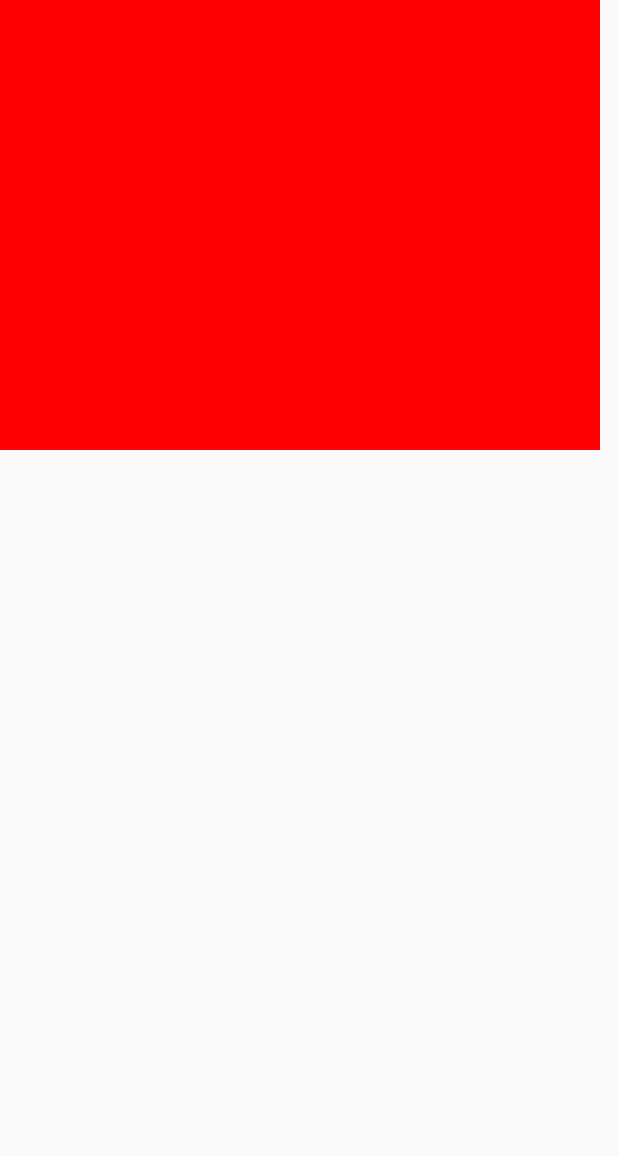
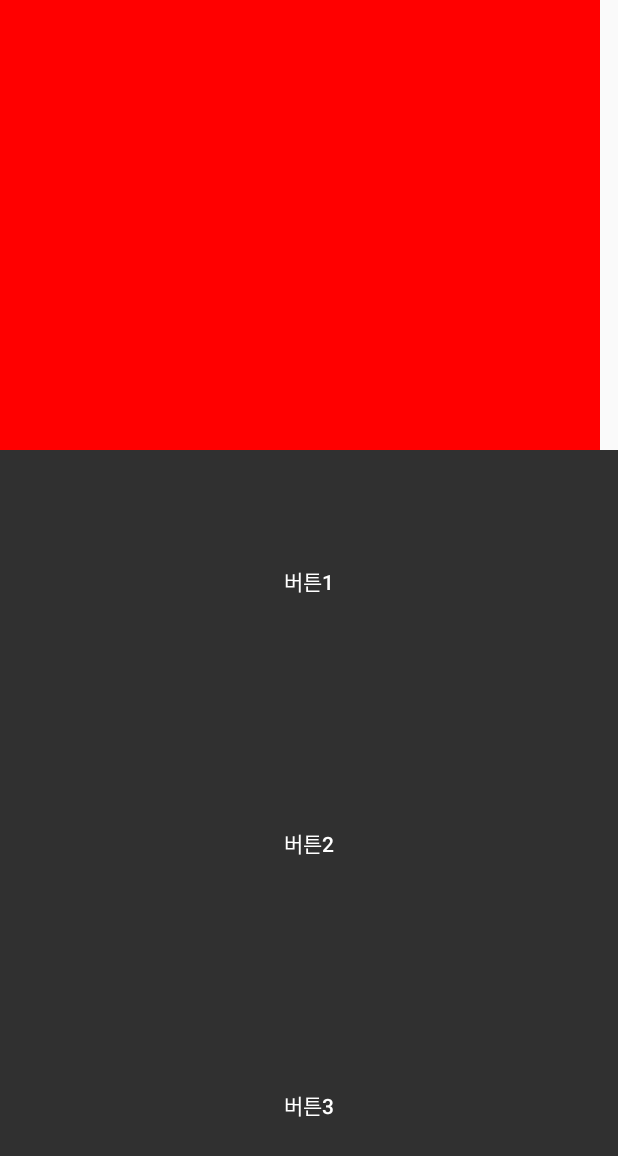
Before and after one commit to nypark/RollTheDev, an Android app: the screen it shows after launch (MainActivity), on a phone screen of 412 x 824 dp. Shown: the top 1156 px of the screen. Run offline under Robolectric (Android 15) with nearby library versions, the phone set to English and light mode, and no system bars.

Commit message:
3 button

```diff
--- a/app/src/main/java/com/khu/r3turn/rollthedev/MainActivity.java
+++ b/app/src/main/java/com/khu/r3turn/rollthedev/MainActivity.java
@@ -2,12 +2,37 @@ package com.khu.r3turn.rollthedev;
 
 import android.support.v7.app.AppCompatActivity;
 import android.os.Bundle;
+import android.view.View;
+import android.view.View.OnClickListener;
+import android.widget.Button;
+import android.widget.ViewSwitcher;
 
 public class MainActivity extends AppCompatActivity {
 
+    Button menuEqu, menuDev, menuCon;
     @Override
     protected void onCreate(Bundle savedInstanceState) {
         super.onCreate(savedInstanceState);
         setContentView(R.layout.activity_main);
+        menuEqu = (Button) findViewById(R.id.button);
+        menuDev = (Button) findViewById(R.id.button2);
+        menuCon = (Button) findViewById(R.id.button3);
+
+        menuEqu.setOnClickListener(new OnClickListener() {
+            @Override
+            public void onClick(View arg0) {
+            }
+        });
+        menuDev.setOnClickListener(new OnClickListener() {
+            @Override
+            public void onClick(View arg0) {
+            }
+        });
+        menuCon.setOnClickListener(new OnClickListener() {
+            @Override
+            public void onClick(View arg0) {
+            }
+        });
     }
+
 }
--- a/app/src/main/res/layout/activity_main.xml
+++ b/app/src/main/res/layout/activity_main.xml
@@ -14,10 +14,63 @@
 
     </View>
 
-    <ListView android:id="@+id/DevList"
-        android:layout_width="400dp"
-        android:layout_height="320dp"
-        android:layout_below="@+id/DevScreen" >
+    <LinearLayout
+        android:orientation="vertical"
+        android:layout_width="match_parent"
+        android:layout_height="match_parent"
+        android:layout_below="@+id/DevScreen"
+        android:layout_alignParentLeft="true"
+        android:layout_alignParentStart="true"
+        android:weightSum="3">
 
-    </ListView>
+        <LinearLayout
+            android:orientation="vertical"
+            android:layout_width="fill_parent"
+            android:layout_height="wrap_content"
+            android:layout_gravity="center_horizontal"
+            android:layout_weight="1">
+
+            <Button
+                android:layout_width="fill_parent"
+                android:layout_height="fill_parent"
+                android:text="버튼1"
+                android:id="@+id/button"
+                android:background="@color/background_material_dark"
+                android:textColor="@color/abc_primary_text_material_dark" />
+
+        </LinearLayout>
+
+        <LinearLayout
+            android:orientation="vertical"
+            android:layout_width="fill_parent"
+            android:layout_height="wrap_content"
+            android:layout_gravity="center_horizontal"
+            android:layout_weight="1">
+
+            <Button
+                android:layout_width="fill_parent"
+                android:layout_height="fill_parent"
+                android:text="버튼2"
+                android:id="@+id/button2"
+                android:background="@color/background_material_dark"
+                android:textColor="@color/abc_primary_text_disable_only_material_dark" />
+        </LinearLayout>
+
+        <LinearLayout
+            android:orientation="vertical"
+            android:layout_width="fill_parent"
+            android:layout_height="wrap_content"
+            android:layout_weight="1">
+
+            <Button
+                android:layout_width="fill_parent"
+                android:layout_height="fill_parent"
+                android:text="버튼3"
+                android:id="@+id/button3"
+                android:background="@color/background_material_dark"
+                android:textColor="@color/abc_primary_text_material_dark" />
+        </LinearLayout>
+
+    </LinearLayout>
+
 </RelativeLayout>
```
